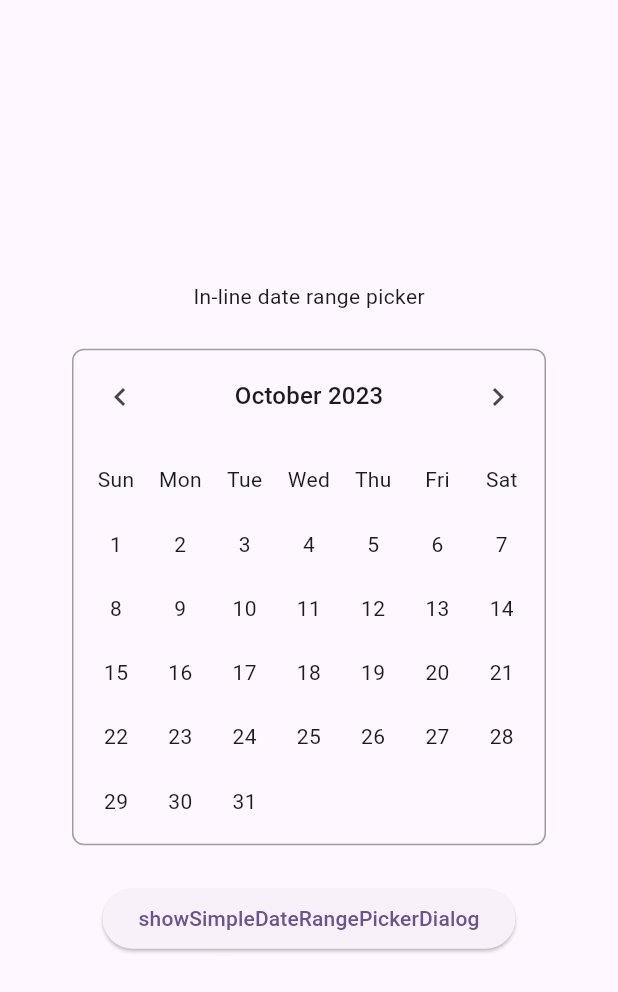
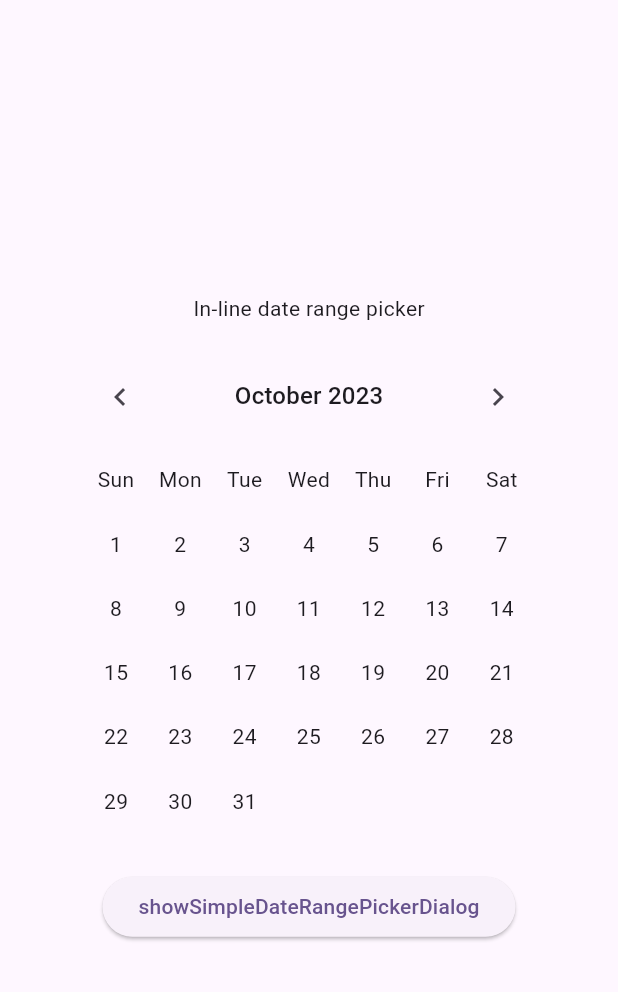
Before and after one commit to andyhorn/simple_date_range_picker, a Flutter app: the screen it shows after launch, on a phone screen of 412 x 824 dp. Shown: the top 992 px of the screen. Run offline on Flutter 3.47's test engine with Material 2 defaults, Android fonts, the phone set to English and light mode, and no system bars.

Commit message:
refactor: Remove padding and border from example

```diff
--- a/example/lib/main.dart
+++ b/example/lib/main.dart
@@ -51,18 +51,8 @@ class _DemoPageState extends State<DemoPage> {
             const Text('In-line date range picker'),
             const SizedBox(height: 25),
             Flexible(
-              child: DecoratedBox(
-                decoration: BoxDecoration(
-                  border: Border.all(color: Colors.grey),
-                  borderRadius: BorderRadius.circular(8),
-                ),
-                child: Padding(
-                  padding: const EdgeInsets.all(8.0),
-                  child: SimpleDateRangePicker(
-                    onChanged: (dates) =>
-                        setState(() => selectedDateRange = dates),
-                  ),
-                ),
+              child: SimpleDateRangePicker(
+                onChanged: (dates) => setState(() => selectedDateRange = dates),
               ),
             ),
             const SizedBox(height: 25),
```
